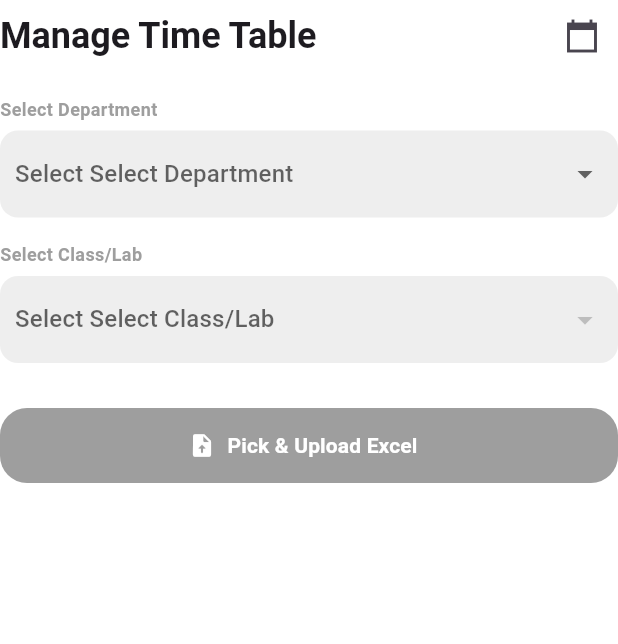
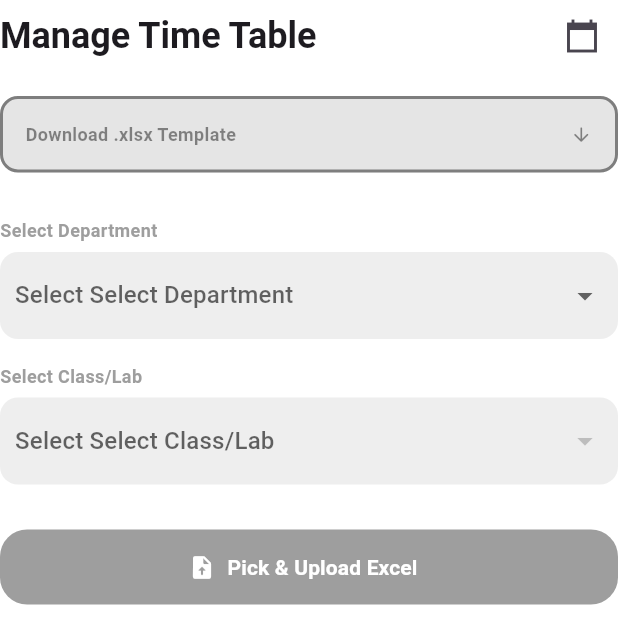
Before and after one commit to jainambarbhaya1509/Scheduler, a Flutter app: the AddTimeTable widget shown alone on an empty page, opened directly, on a phone screen of 412 x 824 dp. Shown: the top 644 px of the screen. Run offline on Flutter 3.47's test engine with Material 3 defaults, Android fonts, the phone set to English and light mode, and no system bars; our stand-ins replace cloud_firestore, file_picker, firebase_core, get, open_file, shared_preferences; missing offline and left inert: excel; accounts and stored records are empty.

Commit message:
template download button added

```diff
--- a/lib/pages/manage_timetable/add_timetable.dart
+++ b/lib/pages/manage_timetable/add_timetable.dart
@@ -1,7 +1,13 @@
+import 'dart:typed_data';
+
 import 'package:flutter/material.dart';
+import 'package:flutter/services.dart';
 import 'package:get/get.dart';
+import 'package:open_file/open_file.dart';
+import 'package:path_provider/path_provider.dart';
 import 'package:schedule/pages/manage_timetable/view_reservations.dart';
 import '../../controller/timetable_controller.dart';
+import 'dart:io';
 
 class AddTimeTable extends StatelessWidget {
   const AddTimeTable({super.key});
@@ -35,6 +41,9 @@ class AddTimeTable extends StatelessWidget {
           ],
         ),
         const SizedBox(height: 16),
+
+        _downloadTemplate(),
+        const SizedBox(height: 30),
 
         /// ------------------ Department dropdown ------------------
         Obx(
@@ -122,6 +131,40 @@ class AddTimeTable extends StatelessWidget {
     );
   }
 
+  Widget _downloadTemplate() {
+    return InkWell(
+      onTap: () {},
+      borderRadius: BorderRadius.circular(12),
+      child: Container(
+        width: double.infinity,
+        padding: const EdgeInsets.all(15),
+        decoration: BoxDecoration(
+          color: Colors.black45.withOpacity(0.1), // slight transparency
+          borderRadius: BorderRadius.circular(12),
+          border: Border.all(
+            color: Colors.black45, // highlighted border
+            width: 2,
+          ),
+        ),
+        child: Row(
+          mainAxisAlignment: MainAxisAlignment.start,
+          children: [
+            Text(
+              "Download .xlsx Template",
+              style: TextStyle(
+                color: Colors.black45,
+                fontWeight: FontWeight.bold,
+                fontSize: 12,
+              ),
+            ),
+            Spacer(),
+            Icon(Icons.arrow_downward_rounded, size: 15, color: Colors.black45),
+          ],
+        ),
+      ),
+    );
+  }
+
   Widget _buildDropdownRow({
     required String label,
     required String? value,
--- a/pubspec.yaml
+++ b/pubspec.yaml
@@ -44,6 +44,8 @@ dependencies:
   file_picker: ^10.3.6
   uuid: ^4.5.2
   shared_preferences: ^2.5.3
+  open_file: ^3.5.10
+  path_provider: ^2.1.5
 
 dev_dependencies:
   flutter_test:
@@ -70,6 +72,7 @@ flutter:
   # To add assets to your application, add an assets section, like this:
   assets:
     - assets/icon.png
+    - assets/template.xlsx
 
   # An image asset can refer to one or more resolution-specific "variants", see
   # https://flutter.dev/to/resolution-aware-images
```
Also changed, not shown: pubspec.lock, 1 other file.
